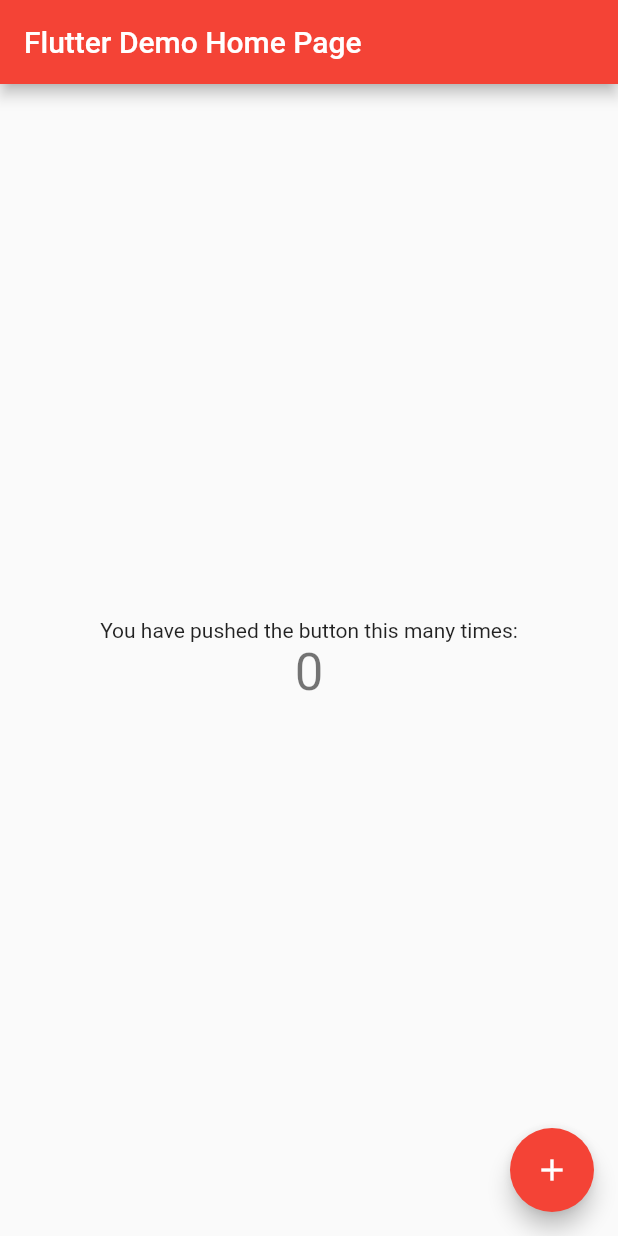
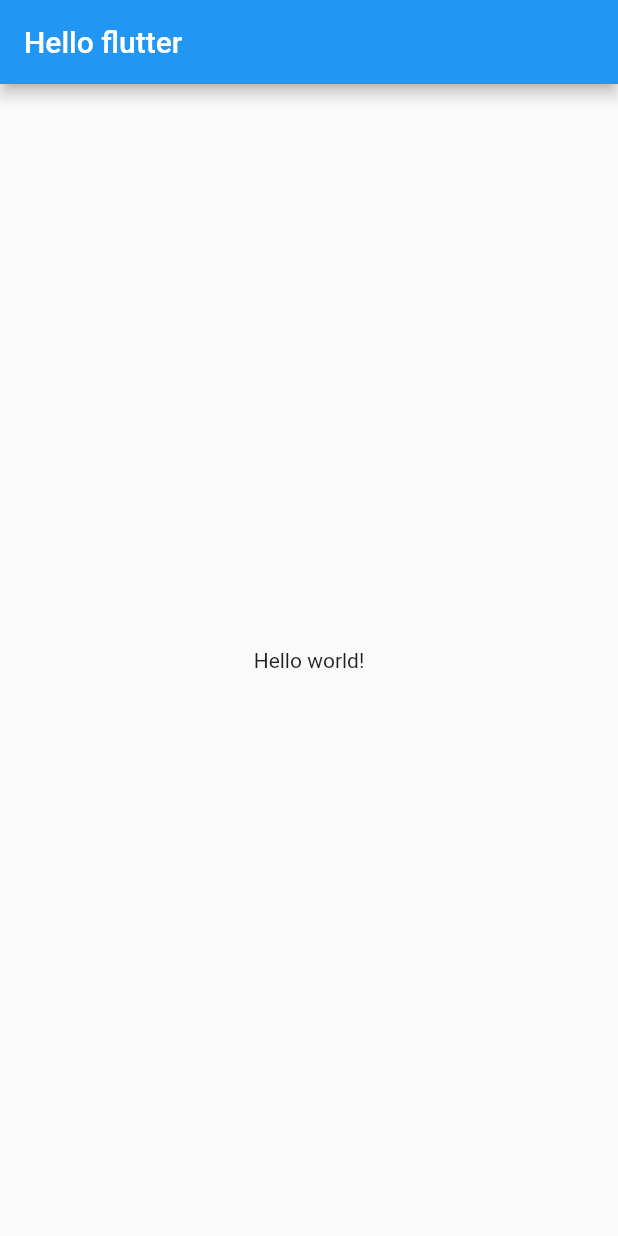
Before and after one commit to Alpaca92/toonflix, a Flutter app: the screen it shows after launch, on a phone screen of 412 x 824 dp. Run offline on Flutter 3.47's test engine with Material 2 defaults, Android fonts, the phone set to English and light mode, and no system bars.

Commit message:
#2.3 ~ #2.4

```diff
--- a/lib/main.dart
+++ b/lib/main.dart
@@ -1,115 +1,21 @@
 import 'package:flutter/material.dart';
 
 void main() {
-  runApp(const MyApp());
+  runApp(App());
 }
 
-class MyApp extends StatelessWidget {
-  const MyApp({super.key});
-
-  // This widget is the root of your application.
+class App extends StatelessWidget {
   @override
   Widget build(BuildContext context) {
     return MaterialApp(
-      title: 'Flutter Demo',
-      theme: ThemeData(
-        // This is the theme of your application.
-        //
-        // Try running your application with "flutter run". You'll see the
-        // application has a blue toolbar. Then, without quitting the app, try
-        // changing the primarySwatch below to Colors.green and then invoke
-        // "hot reload" (press "r" in the console where you ran "flutter run",
-        // or simply save your changes to "hot reload" in a Flutter IDE).
-        // Notice that the counter didn't reset back to zero; the application
-        // is not restarted.
-        primarySwatch: Colors.red,
+      home: Scaffold(
+        appBar: AppBar(
+          title: Text('Hello flutter'),
+        ),
+        body: Center(
+          child: Text("Hello world!"),
+        ),
       ),
-      home: const MyHomePage(title: 'Flutter Demo Home Page'),
     );
   }
 }
-
-class MyHomePage extends StatefulWidget {
-  const MyHomePage({super.key, required this.title});
-
-  // This widget is the home page of your application. It is stateful, meaning
-  // that it has a State object (defined below) that contains fields that affect
-  // how it looks.
-
-  // This class is the configuration for the state. It holds the values (in this
-  // case the title) provided by the parent (in this case the App widget) and
-  // used by the build method of the State. Fields in a Widget subclass are
-  // always marked "final".
-
-  final String title;
-
-  @override
-  State<MyHomePage> createState() => _MyHomePageState();
-}
-
-class _MyHomePageState extends State<MyHomePage> {
-  int _counter = 0;
-
-  void _incrementCounter() {
-    setState(() {
-      // This call to setState tells the Flutter framework that something has
-      // changed in this State, which causes it to rerun the build method below
-      // so that the display can reflect the updated values. If we changed
-      // _counter without calling setState(), then the build method would not be
-      // called again, and so nothing would appear to happen.
-      _counter++;
-    });
-  }
-
-  @override
-  Widget build(BuildContext context) {
-    // This method is rerun every time setState is called, for instance as done
-    // by the _incrementCounter method above.
-    //
-    // The Flutter framework has been optimized to make rerunning build methods
-    // fast, so that you can just rebuild anything that needs updating rather
-    // than having to individually change instances of widgets.
-    return Scaffold(
-      appBar: AppBar(
-        // Here we take the value from the MyHomePage object that was created by
-        // the App.build method, and use it to set our appbar title.
-        title: Text(widget.title),
-      ),
-      body: Center(
-        // Center is a layout widget. It takes a single child and positions it
-        // in the middle of the parent.
-        child: Column(
-          // Column is also a layout widget. It takes a list of children and
-          // arranges them vertically. By default, it sizes itself to fit its
-          // children horizontally, and tries to be as tall as its parent.
-          //
-          // Invoke "debug painting" (press "p" in the console, choose the
-          // "Toggle Debug Paint" action from the Flutter Inspector in Android
-          // Studio, or the "Toggle Debug Paint" command in Visual Studio Code)
-          // to see the wireframe for each widget.
-          //
-          // Column has various properties to control how it sizes itself and
-          // how it positions its children. Here we use mainAxisAlignment to
-          // center the children vertically; the main axis here is the vertical
-          // axis because Columns are vertical (the cross axis would be
-          // horizontal).
-          mainAxisAlignment: MainAxisAlignment.center,
-          children: <Widget>[
-            const Text(
-              'You have pushed the button this many times:',
-            ),
-            Text(
-              '$_counter',
-              style: Theme.of(context).textTheme.headlineMedium,
-            ),
-          ],
-        ),
-      ),
-      floatingActionButton: FloatingActionButton(
-        onPressed: _incrementCounter,
-        tooltip: 'Increment',
-        child: const Icon(Icons.add),
-      ), // This trailing comma makes auto-formatting nicer for build methods.
-    );
-  }
-}
```
